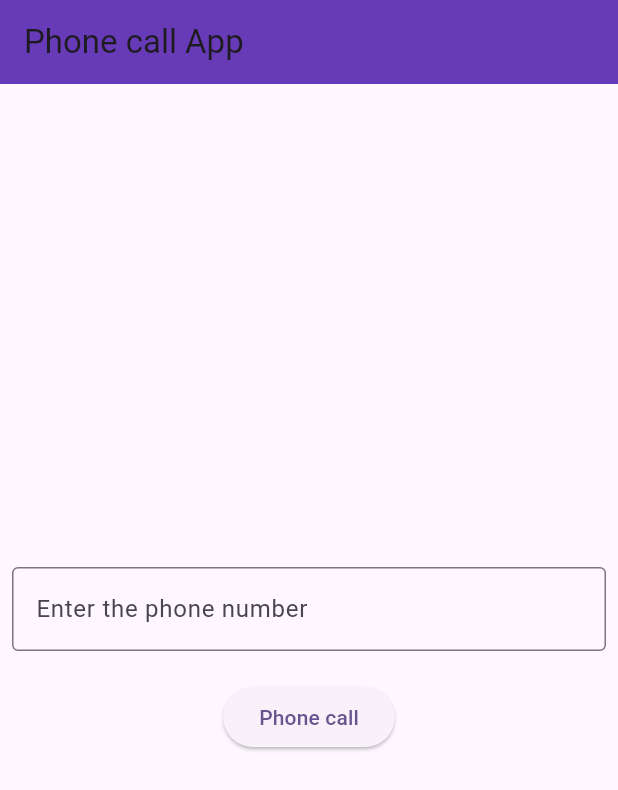
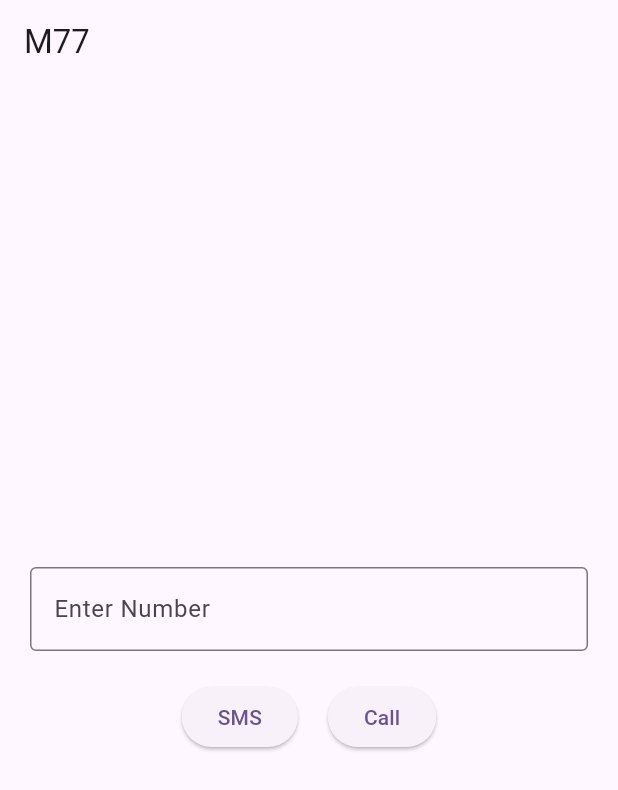
Before and after one commit to MalviRaval/Flutter_Assignment, a Flutter app: the screen it shows after launch, on a phone screen of 412 x 824 dp. Shown: the top 790 px of the screen. Run offline on Flutter 3.47's test engine with Material 3 defaults, Android fonts, the phone set to English and light mode, and no system bars; our stand-ins replace flutter_bloc, permission_handler.

Commit message:
M_77 completed

```diff
--- /dev/null
+++ b/module_4/lib/m_77.dart
@@ -0,0 +1,99 @@
+import 'package:flutter/material.dart';
+import 'package:flutter/services.dart';
+import 'package:url_launcher/url_launcher.dart';
+
+class M77 extends StatefulWidget {
+  const M77({super.key});
+
+  @override
+  State<M77> createState() => _M77State();
+}
+
+class _M77State extends State<M77> {
+  final _numberController = TextEditingController();
+
+  @override
+  Widget build(BuildContext context) {
+    return Scaffold(
+      appBar: AppBar(
+        title: const Text('M77'),
+      ),
+      body: Center(
+        child: Padding(
+          padding: const EdgeInsets.all(20.0),
+          child: Column(
+            mainAxisAlignment: MainAxisAlignment.center,
+            crossAxisAlignment: CrossAxisAlignment.center,
+            spacing: 20,
+            children: [
+              TextField(
+                controller: _numberController,
+                inputFormatters: [
+                  FilteringTextInputFormatter.digitsOnly,
+                ],
+                keyboardType: TextInputType.number,
+                decoration: InputDecoration(
+                  labelText: 'Enter Number',
+                  border: OutlineInputBorder(),
+                ),
+              ),
+              Row(
+                spacing: 20,
+                crossAxisAlignment: CrossAxisAlignment.start,
+                mainAxisAlignment: MainAxisAlignment.center,
+                children: [
+                  ElevatedButton(
+                    onPressed: () {
+                      final number = _numberController.text;
+                      if (number.isNotEmpty) {
+                        sendSMS(number, 'Hello from Flutter!');
+                        //Clipboard.setData(ClipboardData(text: number));
+                        // ScaffoldMessenger.of(context).showSnackBar(
+                        //   SnackBar(
+                        //     content: Text('Number $number copied to clipboard'),
+                        //   ),
+                        // );
+                      }
+                    },
+                    child: const Text('SMS'),
+                  ),
+                  ElevatedButton(
+                    onPressed: () {
+                      final number = _numberController.text;
+                      if (number.isNotEmpty) {
+                        makePhoneCall(number);
+                      }
+                    },
+                    child: const Text('Call'),
+                  ),
+                ],
+              ),
+            ],
+          ),
+        ),
+      ),
+    );
+  }
+
+  Future<void> makePhoneCall(String phoneNumber) async {
+    final Uri uri = Uri(scheme: 'tel', path: phoneNumber);
+    if (await canLaunchUrl(uri)) {
+      await launchUrl(uri, mode: LaunchMode.externalApplication);
+    } else {
+      throw 'Could not launch $uri';
+    }
+  }
+
+  Future<void> sendSMS(String phoneNumber, String message) async {
+    final Uri uri = Uri(
+      scheme: 'sms',
+      path: '$phoneNumber',
+      queryParameters: <String, String>{'body': message},
+    );
+    if (await canLaunchUrl(uri)) {
+      await launchUrl(uri, mode: LaunchMode.externalApplication);
+    } else {
+      throw 'Could not launch $uri';
+    }
+  }
+}
--- a/module_4/lib/main.dart
+++ b/module_4/lib/main.dart
@@ -1,7 +1,8 @@
 // ignore_for_file: prefer_const_constructors, prefer_const_literals_to_create_immutables
 
 import 'package:flutter/material.dart';
-import 'package:module_4/m_72.dart';
+import 'package:module_4/m_76.dart';
+import 'package:module_4/m_77.dart';
 
 void main() {
   runApp(const MyApp());
@@ -19,7 +20,7 @@ class MyApp extends StatelessWidget {
         colorScheme: ColorScheme.fromSeed(seedColor: Colors.deepPurple),
         useMaterial3: true,
       ),
-      home: M72(),
+      home: M77(),
     );
   }
 }
--- a/module_4/pubspec.yaml
+++ b/module_4/pubspec.yaml
@@ -35,7 +35,8 @@ dependencies:
   # The following adds the Cupertino Icons font to your application.
   # Use with the CupertinoIcons class for iOS style icons.
   cupertino_icons: ^1.0.8
-  url_launcher:
+  url_launcher: ^6.3.1
+  permission_handler: ^11.4.0
 
 dev_dependencies:
   flutter_test:
```
Also changed, not shown: module_4/lib/extra/home_screen.dart (added, +30 -0 lines), module_4/lib/extra/second_screen.dart (added, +23 -0 lines), module_4/lib/m_72.dart (+54 -3 lines), module_4/lib/m_73.dart (added, +53 -0 lines), module_4/lib/m_74.dart (added, +36 -0 lines), module_4/lib/m_75.dart (added, +86 -0 lines), module_4/lib/m_76.dart (added, +101 -0 lines), module_4/pubspec.lock, 7 other files.
